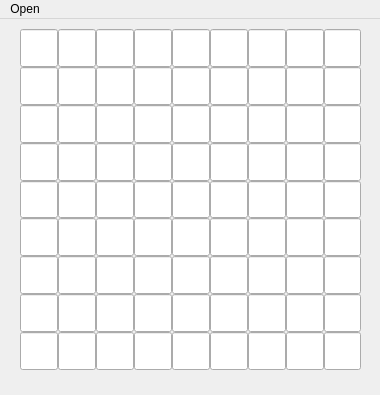
The window that solver.ui (iacoviola/Sudoku-Solver) describes before a commit, drawn with Qt 5.
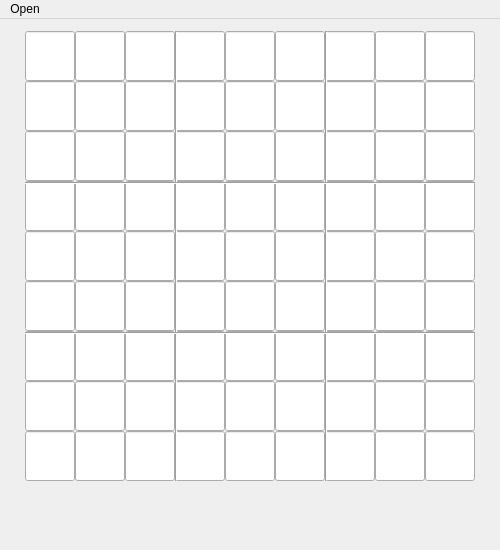
The same window after the commit.

```diff
--- a/solver.ui
+++ b/solver.ui
@@ -6,8 +6,8 @@
    <rect>
     <x>0</x>
     <y>0</y>
-    <width>380</width>
-    <height>395</height>
+    <width>500</width>
+    <height>550</height>
    </rect>
   </property>
   <property name="windowTitle">
@@ -17,10 +17,10 @@
    <widget class="QWidget" name="verticalLayoutWidget_5">
     <property name="geometry">
      <rect>
-      <x>20</x>
-      <y>10</y>
-      <width>341</width>
-      <height>341</height>
+      <x>25</x>
+      <y>12</y>
+      <width>450</width>
+      <height>450</height>
      </rect>
     </property>
     <layout class="QVBoxLayout" name="verticalLayout">
@@ -1793,13 +1793,65 @@
      </item>
     </layout>
    </widget>
+   <widget class="Line" name="line">
+    <property name="geometry">
+     <rect>
+      <x>175</x>
+      <y>12</y>
+      <width>3</width>
+      <height>450</height>
+     </rect>
+    </property>
+    <property name="orientation">
+     <enum>Qt::Vertical</enum>
+    </property>
+   </widget>
+   <widget class="Line" name="line_2">
+    <property name="geometry">
+     <rect>
+      <x>325</x>
+      <y>12</y>
+      <width>3</width>
+      <height>450</height>
+     </rect>
+    </property>
+    <property name="orientation">
+     <enum>Qt::Vertical</enum>
+    </property>
+   </widget>
+   <widget class="Line" name="line_4">
+    <property name="geometry">
+     <rect>
+      <x>25</x>
+      <y>163</y>
+      <width>450</width>
+      <height>3</height>
+     </rect>
+    </property>
+    <property name="orientation">
+     <enum>Qt::Horizontal</enum>
+    </property>
+   </widget>
+   <widget class="Line" name="line_5">
+    <property name="geometry">
+     <rect>
+      <x>25</x>
+      <y>313</y>
+      <width>450</width>
+      <height>3</height>
+     </rect>
+    </property>
+    <property name="orientation">
+     <enum>Qt::Horizontal</enum>
+    </property>
+   </widget>
   </widget>
   <widget class="QMenuBar" name="menubar">
    <property name="geometry">
     <rect>
      <x>0</x>
      <y>0</y>
-     <width>380</width>
+     <width>400</width>
      <height>24</height>
     </rect>
    </property>
```
